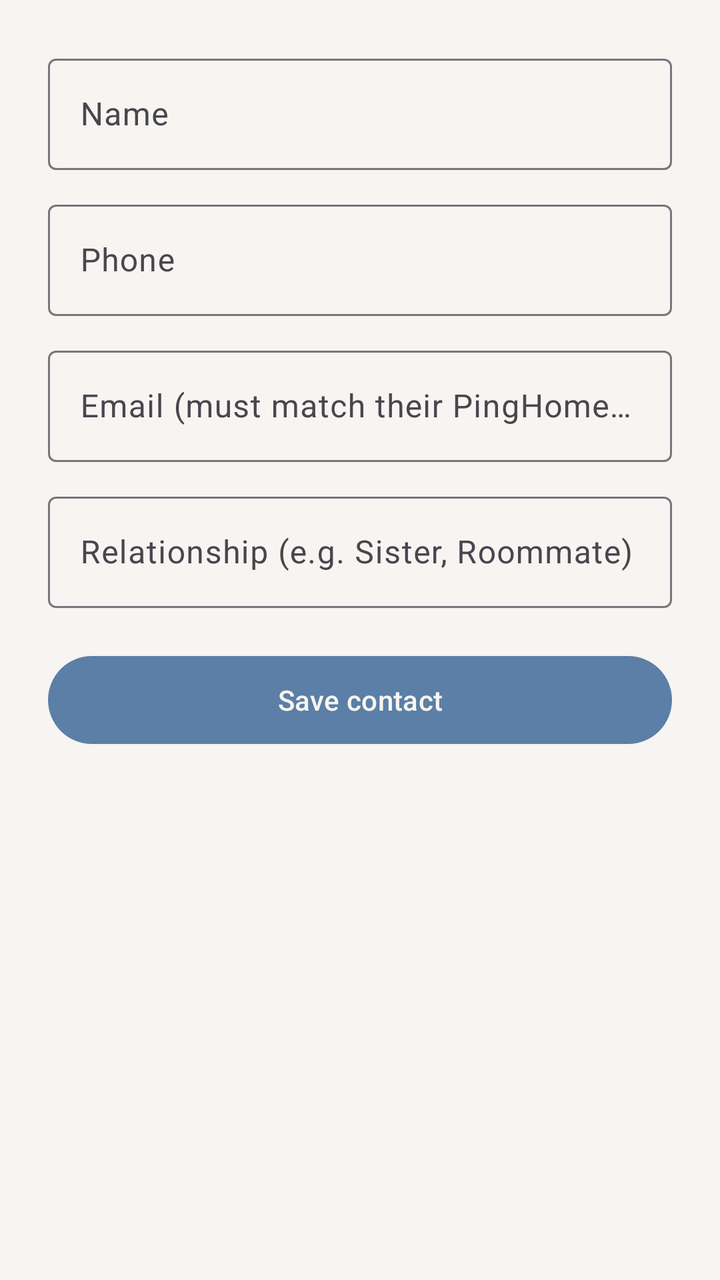
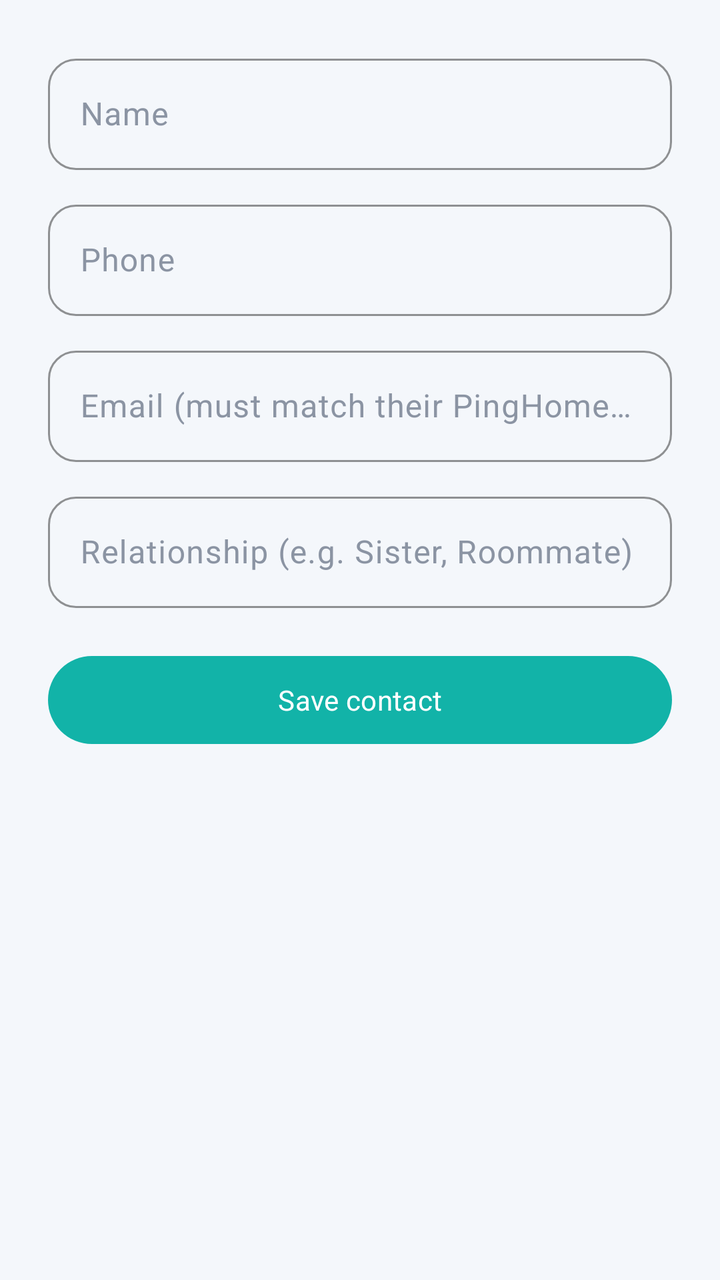

Screens rendered from an Android XML layout before and after an edit, with the pre-edit source and the edit as a unified diff.
<!-- AndroidManifest.xml: application theme Theme.PingHome -->
<!-- res/layout/activity_edit_contact.xml -->
<?xml version="1.0" encoding="utf-8"?>
<ScrollView xmlns:android="http://schemas.android.com/apk/res/android"
    xmlns:app="http://schemas.android.com/apk/res-auto"
    android:layout_width="match_parent"
    android:layout_height="match_parent">

    <LinearLayout
        android:layout_width="match_parent"
        android:layout_height="wrap_content"
        android:orientation="vertical"
        android:padding="24dp">

        <com.google.android.material.textfield.TextInputLayout
            android:layout_width="match_parent"
            android:layout_height="wrap_content"
            android:hint="Name"
            style="@style/Widget.Material3.TextInputLayout.OutlinedBox">
            <com.google.android.material.textfield.TextInputEditText
                android:id="@+id/nameInput"
                android:layout_width="match_parent"
                android:layout_height="wrap_content" />
        </com.google.android.material.textfield.TextInputLayout>

        <com.google.android.material.textfield.TextInputLayout
            android:layout_width="match_parent"
            android:layout_height="wrap_content"
            android:layout_marginTop="12dp"
            android:hint="Phone"
            style="@style/Widget.Material3.TextInputLayout.OutlinedBox">
            <com.google.android.material.textfield.TextInputEditText
                android:id="@+id/phoneInput"
                android:layout_width="match_parent"
                android:layout_height="wrap_content"
                android:inputType="phone" />
        </com.google.android.material.textfield.TextInputLayout>

        <com.google.android.material.textfield.TextInputLayout
            android:layout_width="match_parent"
            android:layout_height="wrap_content"
            android:layout_marginTop="12dp"
            android:hint="Email (must match their PingHome account to receive alerts)"
            style="@style/Widget.Material3.TextInputLayout.OutlinedBox">
            <com.google.android.material.textfield.TextInputEditText
                android:id="@+id/emailInput"
                android:layout_width="match_parent"
                android:layout_height="wrap_content"
                android:inputType="textEmailAddress" />
        </com.google.android.material.textfield.TextInputLayout>

        <com.google.android.material.textfield.TextInputLayout
            android:layout_width="match_parent"
            android:layout_height="wrap_content"
            android:layout_marginTop="12dp"
            android:hint="Relationship (e.g. Sister, Roommate)"
            style="@style/Widget.Material3.TextInputLayout.OutlinedBox">
            <com.google.android.material.textfield.TextInputEditText
                android:id="@+id/relationshipInput"
                android:layout_width="match_parent"
                android:layout_height="wrap_content" />
        </com.google.android.material.textfield.TextInputLayout>

        <com.google.android.material.button.MaterialButton
            android:id="@+id/saveButton"
            android:layout_width="match_parent"
            android:layout_height="52dp"
            android:layout_marginTop="20dp"
            android:text="Save contact" />

        <com.google.android.material.button.MaterialButton
            android:id="@+id/deleteButton"
            style="@style/Widget.Material3.Button.TextButton"
            android:layout_width="match_parent"
            android:layout_height="wrap_content"
            android:layout_marginTop="8dp"
            android:textColor="@color/sos_red"
            android:text="Remove contact"
            android:visibility="gone" />

    </LinearLayout>
</ScrollView>
<!-- resources referenced by this layout -->
<resources>
  <color name="sos_red">#C0392B</color>
  <style name="Theme.PingHome" parent="Theme.Material3.Light.NoActionBar">
          <item name="colorPrimary">@color/blue_muted</item>
          <item name="colorPrimaryDark">@color/navy_900</item>
          <item name="colorOnPrimary">@color/off_white</item>
          <item name="colorSecondary">@color/navy_800</item>
          <item name="colorSurface">@color/surface_light</item>
          <item name="android:colorBackground">@color/off_white</item>
          <item name="colorOnBackground">@color/text_primary_light</item>
          <item name="colorOnSurface">@color/text_primary_light</item>
          <item name="colorError">@color/sos_red</item>
          <item name="android:statusBarColor">@color/navy_900</item>
          <item name="android:windowLightStatusBar">false</item>
      </style>
  <color name="blue_muted">#5B7FA6</color>
  <color name="navy_900">#0F1B2D</color>
  <color name="off_white">#F6F5F1</color>
  <color name="navy_800">#16243B</color>
  <color name="surface_light">#FFFFFF</color>
  <color name="text_primary_light">#1B2230</color>
</resources>

<!-- the commit's change to res/layout/activity_edit_contact.xml (unified diff, before → after) -->
@@ -13,8 +13,7 @@
         <com.google.android.material.textfield.TextInputLayout
             android:layout_width="match_parent"
             android:layout_height="wrap_content"
-            android:hint="Name"
-            style="@style/Widget.Material3.TextInputLayout.OutlinedBox">
+            android:hint="Name">
             <com.google.android.material.textfield.TextInputEditText
                 android:id="@+id/nameInput"
                 android:layout_width="match_parent"
@@ -25,8 +24,7 @@
             android:layout_width="match_parent"
             android:layout_height="wrap_content"
             android:layout_marginTop="12dp"
-            android:hint="Phone"
-            style="@style/Widget.Material3.TextInputLayout.OutlinedBox">
+            android:hint="Phone">
             <com.google.android.material.textfield.TextInputEditText
                 android:id="@+id/phoneInput"
                 android:layout_width="match_parent"
@@ -38,8 +36,7 @@
             android:layout_width="match_parent"
             android:layout_height="wrap_content"
             android:layout_marginTop="12dp"
-            android:hint="Email (must match their PingHome account to receive alerts)"
-            style="@style/Widget.Material3.TextInputLayout.OutlinedBox">
+            android:hint="Email (must match their PingHome account to receive alerts)">
             <com.google.android.material.textfield.TextInputEditText
                 android:id="@+id/emailInput"
                 android:layout_width="match_parent"
@@ -51,8 +48,7 @@
             android:layout_width="match_parent"
             android:layout_height="wrap_content"
             android:layout_marginTop="12dp"
-            android:hint="Relationship (e.g. Sister, Roommate)"
-            style="@style/Widget.Material3.TextInputLayout.OutlinedBox">
+            android:hint="Relationship (e.g. Sister, Roommate)">
             <com.google.android.material.textfield.TextInputEditText
                 android:id="@+id/relationshipInput"
                 android:layout_width="match_parent"
@@ -68,7 +64,7 @@
 
         <com.google.android.material.button.MaterialButton
             android:id="@+id/deleteButton"
-            style="@style/Widget.Material3.Button.TextButton"
+            style="@style/Widget.PingHome.Button.Text"
             android:layout_width="match_parent"
             android:layout_height="wrap_content"
             android:layout_marginTop="8dp"
<!-- resource entries referenced after the edit -->
@@ -1,24 +1,99 @@
 <!-- resources referenced by this layout -->
 <resources>
-  <color name="sos_red">#C0392B</color>
+  <color name="sos_red">#D81B3F</color>
+  <style name="Widget.PingHome.Button.Text" parent="Widget.Material3.Button.TextButton">
+          <item name="cornerRadius">28dp</item>
+          <item name="android:textAppearance">@style/TextAppearance.PingHome.Label</item>
+      </style>
   <style name="Theme.PingHome" parent="Theme.Material3.Light.NoActionBar">
-          <item name="colorPrimary">@color/blue_muted</item>
-          <item name="colorPrimaryDark">@color/navy_900</item>
-          <item name="colorOnPrimary">@color/off_white</item>
-          <item name="colorSecondary">@color/navy_800</item>
-          <item name="colorSurface">@color/surface_light</item>
-          <item name="android:colorBackground">@color/off_white</item>
-          <item name="colorOnBackground">@color/text_primary_light</item>
-          <item name="colorOnSurface">@color/text_primary_light</item>
+          <item name="colorPrimary">@color/light_primary</item>
+          <item name="colorPrimaryDark">@color/light_primary_variant</item>
+          <item name="colorOnPrimary">@color/white</item>
+          <item name="colorPrimaryContainer">@color/light_card_alt</item>
+          <item name="colorOnPrimaryContainer">@color/light_primary_variant</item>
+          <item name="colorSecondary">@color/light_secondary</item>
+          <item name="colorOnSecondary">@color/white</item>
+          <item name="colorSurface">@color/light_surface</item>
+          <item name="colorSurfaceVariant">@color/light_card_alt</item>
+          <item name="colorOnSurfaceVariant">@color/light_muted</item>
+          <item name="android:colorBackground">@color/light_background</item>
+          <item name="colorOnBackground">@color/light_on_background</item>
+          <item name="colorOnSurface">@color/light_on_background</item>
+          <item name="colorOutline">@color/light_divider</item>
           <item name="colorError">@color/sos_red</item>
-          <item name="android:statusBarColor">@color/navy_900</item>
-          <item name="android:windowLightStatusBar">false</item>
+          <item name="colorMuted">@color/light_muted</item>
+          <item name="colorCardAlt">@color/light_card_alt</item>
+          <item name="android:statusBarColor">@color/light_background</item>
+          <item name="android:navigationBarColor">@color/light_surface</item>
+          <item name="android:windowLightStatusBar">true</item>
+          <item name="android:windowLightNavigationBar">true</item>
+          <item name="android:fontFamily">sans-serif</item>
+          <item name="materialButtonStyle">@style/Widget.PingHome.Button</item>
+          <item name="materialCardViewStyle">@style/Widget.PingHome.Card</item>
+          <item name="textInputStyle">@style/Widget.PingHome.TextInput</item>
+          <item name="bottomNavigationStyle">@style/Widget.PingHome.BottomNav</item>
+          <item name="floatingActionButtonStyle">@style/Widget.PingHome.Fab</item>
       </style>
-  <color name="blue_muted">#5B7FA6</color>
-  <color name="navy_900">#0F1B2D</color>
-  <color name="off_white">#F6F5F1</color>
-  <color name="navy_800">#16243B</color>
-  <color name="surface_light">#FFFFFF</color>
-  <color name="text_primary_light">#1B2230</color>
+  <style name="TextAppearance.PingHome.Label" parent="TextAppearance.Material3.LabelLarge">
+          <item name="android:textSize">14sp</item>
+          <item name="android:fontFamily">sans-serif-medium</item>
+          <item name="android:letterSpacing">0.01</item>
+      </style>
+  <color name="light_primary">#12B3A8</color>
+  <color name="light_primary_variant">#0E8C84</color>
+  <color name="white">#FFFFFF</color>
+  <color name="light_card_alt">#E9F8F6</color>
+  <color name="light_secondary">#6C5CE7</color>
+  <color name="light_surface">#FFFFFF</color>
+  <color name="light_muted">#8B94A3</color>
+  <color name="light_background">#F4F7FB</color>
+  <color name="light_on_background">#1B2430</color>
+  <color name="light_divider">#E3E8EF</color>
+  <style name="Widget.PingHome.Button" parent="Widget.Material3.Button">
+          <item name="cornerRadius">28dp</item>
+          <item name="android:textAppearance">@style/TextAppearance.PingHome.Label</item>
+          <item name="android:paddingLeft">20dp</item>
+          <item name="android:paddingRight">20dp</item>
+          <item name="android:minHeight">52dp</item>
+      </style>
+  <style name="Widget.PingHome.Card" parent="Widget.Material3.CardView.Filled">
+          <item name="cardCornerRadius">18dp</item>
+          <item name="cardElevation">0dp</item>
+          <item name="cardBackgroundColor">?attr/colorSurface</item>
+          <item name="strokeWidth">0dp</item>
+      </style>
+  <style name="Widget.PingHome.TextInput" parent="Widget.Material3.TextInputLayout.OutlinedBox">
+          <item name="boxCornerRadiusTopStart">14dp</item>
+          <item name="boxCornerRadiusTopEnd">14dp</item>
+          <item name="boxCornerRadiusBottomStart">14dp</item>
+          <item name="boxCornerRadiusBottomEnd">14dp</item>
+          <item name="boxStrokeColor">?attr/colorPrimary</item>
+      </style>
+  <style name="Widget.PingHome.BottomNav" parent="Widget.Material3.BottomNavigationView">
+          <item name="android:background">@drawable/bg_bottom_nav</item>
+          <item name="itemIconTint">@color/bottom_nav_item</item>
+          <item name="itemTextColor">@color/bottom_nav_item</item>
+          <item name="itemActiveIndicatorStyle">@style/Widget.PingHome.BottomNav.Indicator</item>
+          <item name="labelVisibilityMode">labeled</item>
+          <item name="elevation">12dp</item>
+      </style>
+  <style name="Widget.PingHome.Fab" parent="Widget.Material3.FloatingActionButton.Primary">
+          <item name="backgroundTint">?attr/colorPrimary</item>
+          <item name="tint">@color/white</item>
+          <item name="shapeAppearanceOverlay">@style/ShapeAppearance.PingHome.Fab</item>
+      </style>
+  <!-- drawable bg_bottom_nav (drawable) -->
+  <?xml version="1.0" encoding="utf-8"?>
+  <shape xmlns:android="http://schemas.android.com/apk/res/android" android:shape="rectangle">
+      <solid android:color="?attr/colorSurface" />
+      <corners android:topLeftRadius="24dp" android:topRightRadius="24dp" />
+  </shape>
+  <style name="Widget.PingHome.BottomNav.Indicator" parent="Widget.Material3.BottomNavigationView.ActiveIndicator">
+          <item name="android:color">@color/bottom_nav_indicator</item>
+      </style>
+  <style name="ShapeAppearance.PingHome.Fab" parent="">
+          <item name="cornerFamily">rounded</item>
+          <item name="cornerSize">18dp</item>
+      </style>
 </resources>
 
